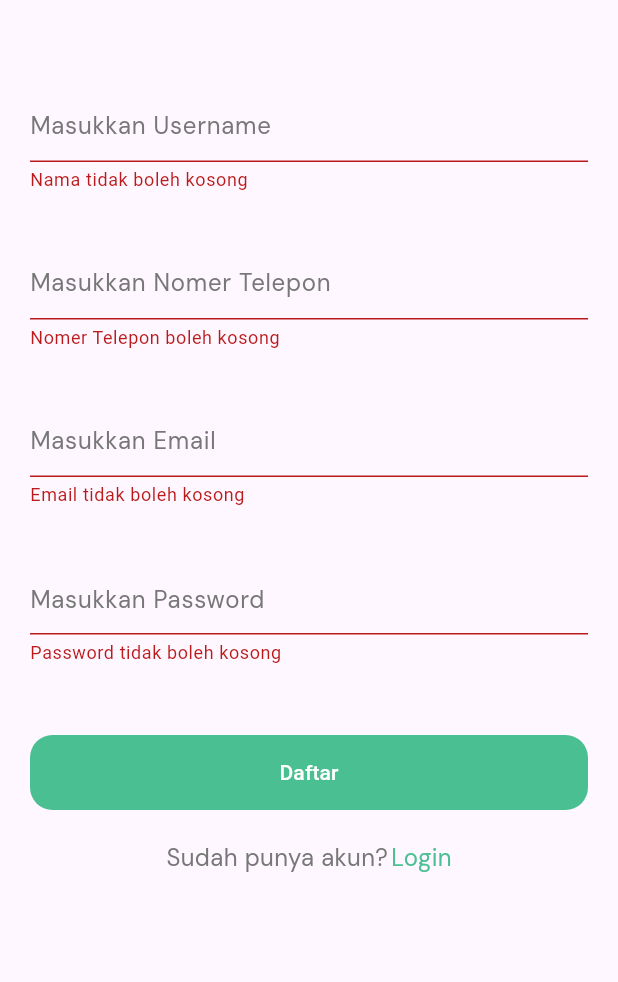
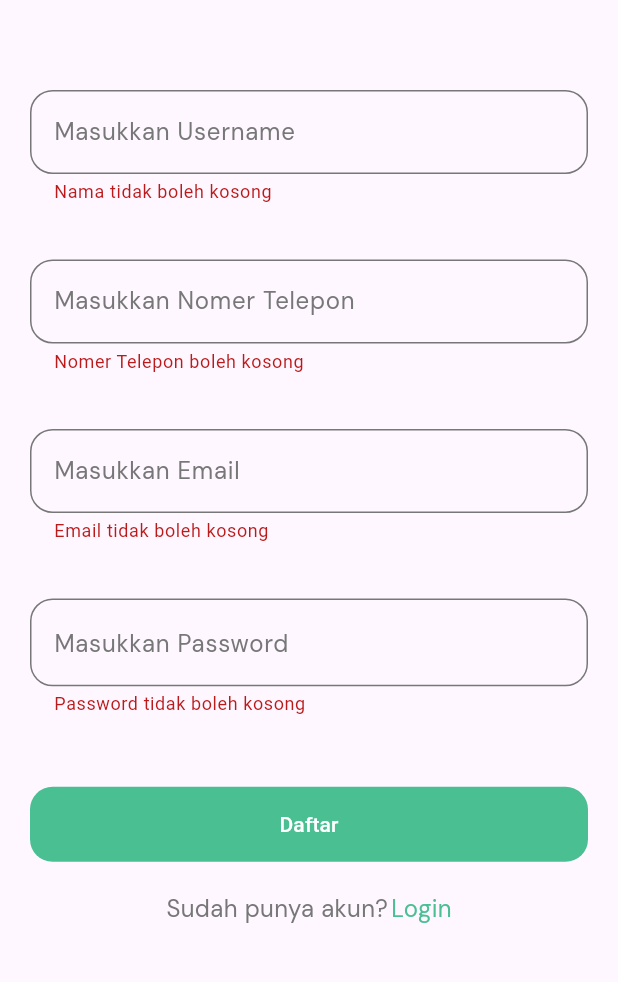
Before and after one commit to wahidalqorni/syn_laundry, a Flutter app: the RegisterPage screen opened directly, after a tap on "Daftar", on a phone screen of 412 x 824 dp, the part 84-1066 px from its top. Run offline on Flutter 3.47's test engine with Material 3 defaults, Android fonts, the phone set to English and light mode, and no system bars; our stand-ins replace get, google_fonts; missing offline and left inert: sp_util.

Commit message:
membuat fungsi register

```diff
--- a/lib/pages/register_page.dart
+++ b/lib/pages/register_page.dart
@@ -71,6 +71,18 @@ class _RegisterPageState extends State<RegisterPage> {
                           color: greyColor,
                         ),
                       ),
+                      errorBorder: OutlineInputBorder(
+                        borderRadius: BorderRadius.circular(15),
+                        borderSide: BorderSide(
+                          color: greyColor,
+                        ),
+                      ),
+                      focusedErrorBorder: OutlineInputBorder(
+                        borderRadius: BorderRadius.circular(15),
+                        borderSide: BorderSide(
+                          color: greyColor,
+                        ),
+                      ),
                     ),
                   ),
                   SizedBox(
@@ -100,6 +112,18 @@ class _RegisterPageState extends State<RegisterPage> {
                           color: greyColor,
                         ),
                       ),
+                      errorBorder: OutlineInputBorder(
+                        borderRadius: BorderRadius.circular(15),
+                        borderSide: BorderSide(
+                          color: greyColor,
+                        ),
+                      ),
+                      focusedErrorBorder: OutlineInputBorder(
+                        borderRadius: BorderRadius.circular(15),
+                        borderSide: BorderSide(
+                          color: greyColor,
+                        ),
+                      ),
                     ),
                   ),
                   SizedBox(
@@ -124,6 +148,18 @@ class _RegisterPageState extends State<RegisterPage> {
                         ),
                       ),
                       focusedBorder: OutlineInputBorder(
+                        borderRadius: BorderRadius.circular(15),
+                        borderSide: BorderSide(
+                          color: greyColor,
+                        ),
+                      ),
+                      errorBorder: OutlineInputBorder(
+                        borderRadius: BorderRadius.circular(15),
+                        borderSide: BorderSide(
+                          color: greyColor,
+                        ),
+                      ),
+                      focusedErrorBorder: OutlineInputBorder(
                         borderRadius: BorderRadius.circular(15),
                         borderSide: BorderSide(
                           color: greyColor,
@@ -163,6 +199,18 @@ class _RegisterPageState extends State<RegisterPage> {
                           color: greyColor,
                         ),
                       ),
+                      errorBorder: OutlineInputBorder(
+                        borderRadius: BorderRadius.circular(15),
+                        borderSide: BorderSide(
+                          color: greyColor,
+                        ),
+                      ),
+                      focusedErrorBorder: OutlineInputBorder(
+                        borderRadius: BorderRadius.circular(15),
+                        borderSide: BorderSide(
+                          color: greyColor,
+                        ),
+                      ),
                     ),
                   ),
                   SizedBox(
@@ -172,7 +220,7 @@ class _RegisterPageState extends State<RegisterPage> {
                     height: 37,
                   ),
                   // Spacer(),
-                  Container(
+                  Obx(() => Container(
                         height: 50,
                         width: double.infinity,
                         child: TextButton(
@@ -188,14 +236,18 @@ class _RegisterPageState extends State<RegisterPage> {
                               authC.register();
                             }
                           },
-                      child: Text(
+                          child: authC.loading == true
+                              ? CircularProgressIndicator(
+                                  color: whiteColor,
+                                )
+                              : Text(
                                   "Daftar",
                                   style: TextStyle(
                                     color: Colors.white,
                                   ),
                                 ),
                         ),
-                  ),
+                      )),
                 ],
               ),
             ),
```
Also changed, not shown: lib/controllers/auth_controller.dart (+16 -1 lines), lib/pages/login_page.dart (+29 -5 lines), lib/pages/profil_page.dart (+10 -2 lines). Lines whose indentation alone changed are shown as unchanged.
